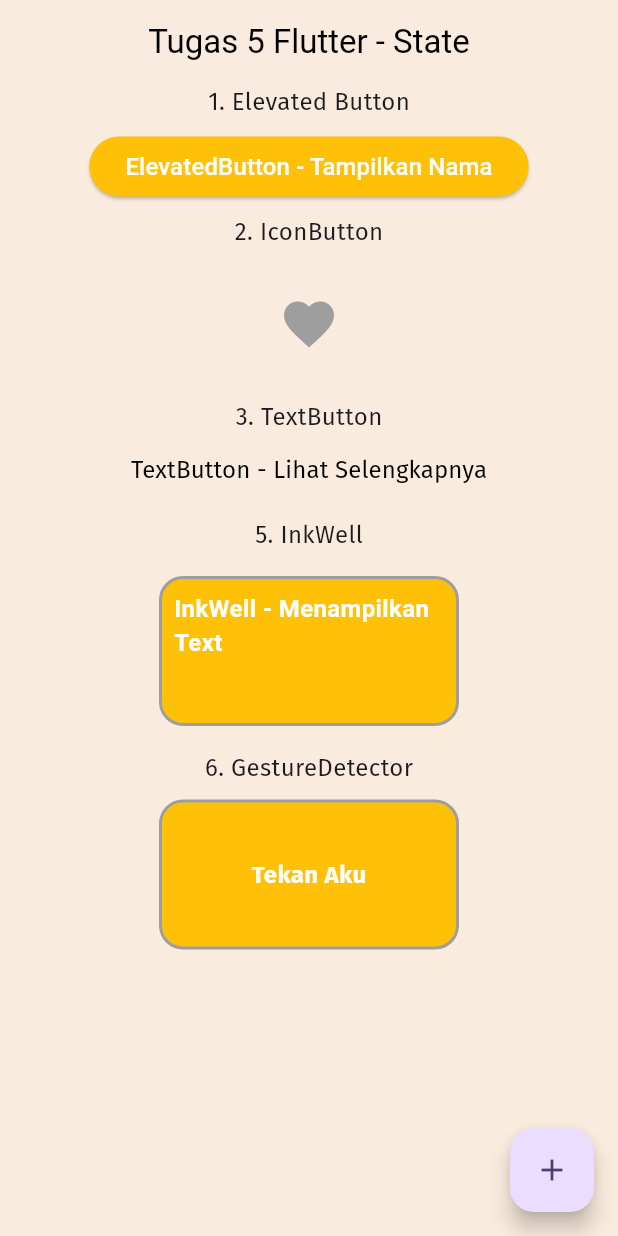
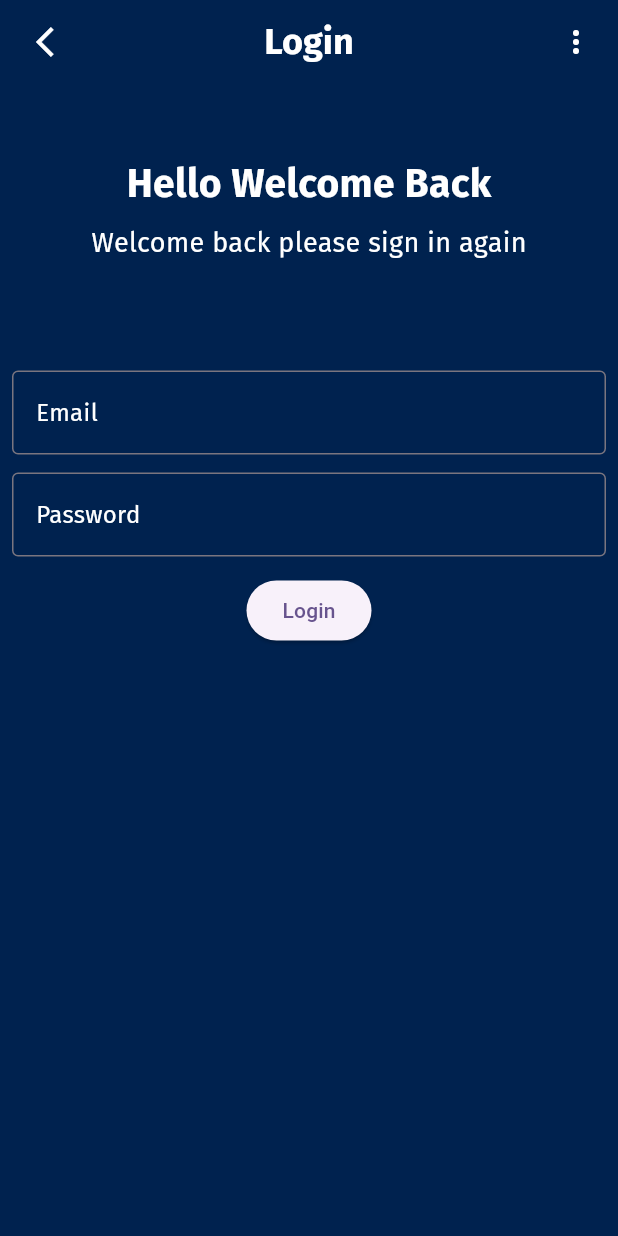
Before and after one commit to gerrybagaskoro/PPKDJP_MPRO_B3_2025, a Flutter app: the screen it shows after launch, on a phone screen of 412 x 824 dp. Run offline on Flutter 3.47's test engine with Material 3 defaults, Android fonts, the phone set to English and light mode, and no system bars; our stand-ins replace lottie.

Commit message:
Tugas 6 Flutter

```diff
--- a/lib/main.dart
+++ b/lib/main.dart
@@ -1,6 +1,5 @@
 import 'package:flutter/material.dart';
-// import 'package:ppkdjp_mpro_b3_2025/tugas_flutter_4/start.dart';
-import 'package:ppkdjp_mpro_b3_2025/tugas_flutter_5/start.dart';
+import 'package:ppkdjp_mpro_b3_2025/tugas_flutter_6/start.dart';
 // import 'package:ppkdjp_mpro_b3_2025/tugas_flutter_4/start.dart';
 // import 'package:ppkdjp_mpro_b3_2025/tugas_flutter_4/start01.dart';
 // import 'package:ppkdjp_mpro_b3_2025/tugas_flutter_4/start.dart';
@@ -40,7 +39,7 @@ class MyApp extends StatelessWidget {
         // tested with just a hot reload.
         colorScheme: ColorScheme.fromSeed(seedColor: Colors.deepPurple),
       ),
-      home: Tugas5Flutter(),
+      home: Tugas6Slicing(),
     );
   }
 }
--- /dev/null
+++ b/lib/tugas_flutter_6/start.dart
@@ -0,0 +1,172 @@
+import 'package:flutter/material.dart';
+import 'package:lottie/lottie.dart';
+
+class Tugas6Slicing extends StatefulWidget {
+  const Tugas6Slicing({super.key});
+
+  @override
+  State<Tugas6Slicing> createState() => _Tugas6SlicingState();
+}
+
+class _Tugas6SlicingState extends State<Tugas6Slicing> {
+  final _formKey = GlobalKey<FormState>();
+  @override
+  Widget build(BuildContext context) {
+    return Scaffold(
+      backgroundColor: const Color(0xFF00224F),
+      appBar: AppBar(
+        centerTitle: true,
+        backgroundColor: const Color(0xFF00224F),
+        title: Text(
+          "Login",
+          style: TextStyle(
+            fontSize: 24,
+            fontFamily: "FiraSans",
+            fontWeight: FontWeight.bold,
+            color: Colors.white,
+          ),
+        ),
+        leading: Padding(
+          padding: EdgeInsets.only(left: 16.0),
+          child: Icon(Icons.arrow_back_ios, size: 24, color: Colors.white),
+        ),
+        actions: [
+          Padding(
+            padding: EdgeInsets.only(right: 16.0),
+            child: Icon(Icons.more_vert, size: 24, color: Colors.white),
+          ),
+        ],
+      ),
+      body: Center(
+        child: Column(
+          crossAxisAlignment: CrossAxisAlignment.center,
+          children: [
+            SizedBox(height: 48),
+            Text(
+              "Hello Welcome Back",
+              style: TextStyle(
+                fontSize: 26,
+                fontFamily: "FiraSans",
+                fontWeight: FontWeight.bold,
+                color: Colors.white,
+              ),
+            ),
+            SizedBox(height: 8),
+            Text(
+              "Welcome back please sign in again",
+              style: TextStyle(
+                fontSize: 18,
+                fontFamily: "FiraSans",
+                fontWeight: FontWeight.w100,
+                color: Colors.white,
+              ),
+            ),
+            SizedBox(height: 64),
+            Form(
+              key: _formKey,
+              child: Padding(
+                padding: const EdgeInsets.all(8),
+                child: SingleChildScrollView(
+                  child: Column(
+                    spacing: 12,
+                    children: [
+                      TextFormField(
+                        decoration: InputDecoration(
+                          border: OutlineInputBorder(),
+                          hint: Text(
+                            'Email',
+                            style: TextStyle(
+                              fontSize: 16,
+                              fontFamily: "FiraSans",
+                              color: Colors.white,
+                            ),
+                          ),
+                        ),
+                        validator: (value) {
+                          if (value == null || value.isEmpty) {
+                            return "Email tidak boleh kosong";
+                          }
+                          if (!value.contains("@")) {
+                            return "Email tidak valid";
+                          }
+                          return null;
+                        },
+                      ),
+                      TextFormField(
+                        decoration: InputDecoration(
+                          border: OutlineInputBorder(),
+                          hint: Text(
+                            'Password',
+                            style: TextStyle(
+                              fontSize: 16,
+                              fontFamily: "FiraSans",
+                              color: Colors.white,
+                            ),
+                          ),
+                        ),
+                        validator: (value) {
+                          if (value == null || value.isEmpty) {
+                            return "Password tidak boleh kosong";
+                          }
+                          return null;
+                        },
+                      ),
+                      ElevatedButton(
+                        onPressed: () {
+                          //Error dan sukses menggunakan ScaffoldMessenger dan formKey
+                          if (_formKey.currentState!.validate()) {
+                            ScaffoldMessenger.of(context).showSnackBar(
+                              SnackBar(content: Text("Form Validasi Berhasil")),
+                            );
+                          }
+
+                          showDialog(
+                            context: context,
+                            builder: (BuildContext context) {
+                              return AlertDialog(
+                                title: Text("Email anda tidak sesuai"),
+                                content: Column(
+                                  mainAxisSize: MainAxisSize.min,
+                                  children: [
+                                    Text("Silakan Masukkan email yang valid"),
+                                    SizedBox(height: 20),
+                                    Lottie.asset(
+                                      'assets/images/animations/success.json',
+                                      width: 90,
+                                      height: 100,
+                                      fit: BoxFit.cover,
+                                    ),
+                                  ],
+                                ),
+                                actions: [
+                                  TextButton(
+                                    child: Text("Batal"),
+                                    onPressed: () {
+                                      Navigator.of(context).pop();
+                                    },
+                                  ),
+                                  TextButton(
+                                    child: Text("Ok, Siap"),
+                                    onPressed: () {
+                                      Navigator.of(context).pop();
+                                    },
+                                  ),
+                                ],
+                              );
+                            },
+                          );
+                        },
+                        child: Text('Login'),
+                      ),
+                      // Tugas5Flutter(),
+                    ],
+                  ),
+                ),
+              ),
+            ),
+          ],
+        ),
+      ),
+    );
+  }
+}
--- a/pubspec.yaml
+++ b/pubspec.yaml
@@ -34,6 +34,8 @@ dependencies:
   # The following adds the Cupertino Icons font to your application.
   # Use with the CupertinoIcons class for iOS style icons.
   cupertino_icons: ^1.0.8
+  lottie: ^3.3.1
+  persistent_bottom_nav_bar_v2: ^6.1.0
 
 dev_dependencies:
   flutter_test:
@@ -66,6 +68,8 @@ flutter:
     - assets/images/produk/lenovo-thinkpad-x1-carbon.jpg
     - assets/images/produk/msi-prestige-14-evo-laptop.jpg
     - assets/images/produk/spectre-hp-x360.png
+    - assets/images/
+    - assets/images/animations/
 
   # An image asset can refer to one or more resolution-specific "variants", see
   # https://flutter.dev/to/resolution-aware-images
```
Also changed, not shown: assets/images/animations/success.json (added, +1 -0 lines), pubspec.lock.
